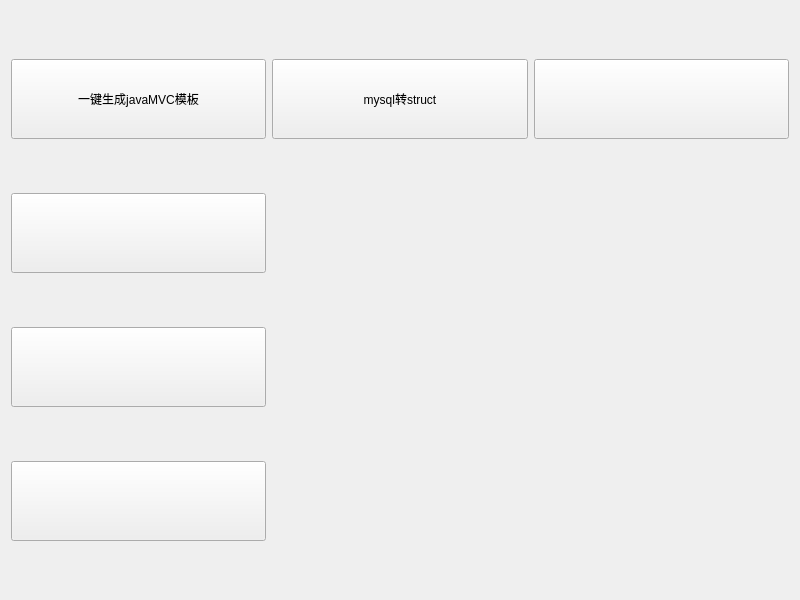
This is toolsmenuwidget.ui in Giousa/GoCommonUtils as Qt 5 draws it before an edit. The edited form follows.
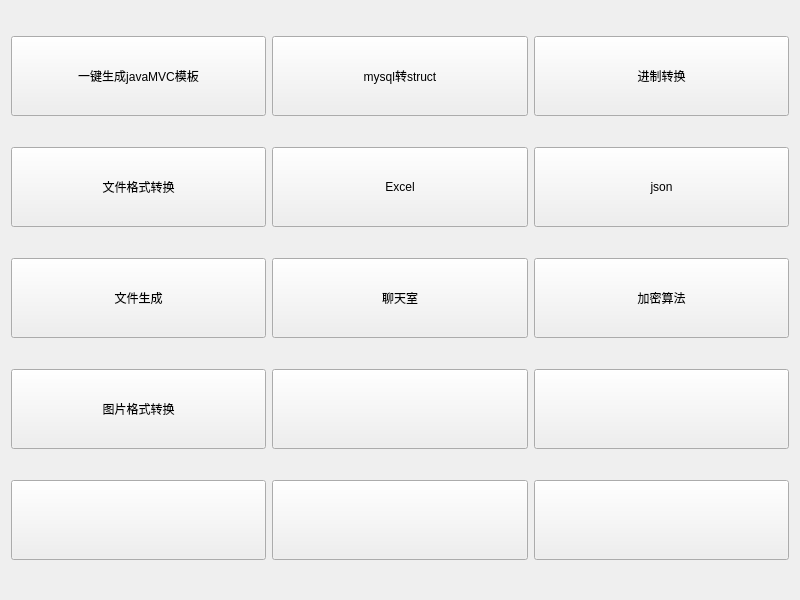
This is the edited form.

Commit message: 主界面按钮

Diff of the .ui file:
```diff
--- a/toolsmenuwidget.ui
+++ b/toolsmenuwidget.ui
@@ -55,7 +55,7 @@
       </size>
      </property>
      <property name="text">
-      <string/>
+      <string>进制转换</string>
      </property>
     </widget>
    </item>
@@ -68,7 +68,33 @@
       </size>
      </property>
      <property name="text">
-      <string/>
+      <string>文件格式转换</string>
+     </property>
+    </widget>
+   </item>
+   <item row="1" column="1">
+    <widget class="QPushButton" name="btnExcel">
+     <property name="minimumSize">
+      <size>
+       <width>240</width>
+       <height>80</height>
+      </size>
+     </property>
+     <property name="text">
+      <string>Excel</string>
+     </property>
+    </widget>
+   </item>
+   <item row="1" column="2">
+    <widget class="QPushButton" name="btnJson">
+     <property name="minimumSize">
+      <size>
+       <width>240</width>
+       <height>80</height>
+      </size>
+     </property>
+     <property name="text">
+      <string>json</string>
      </property>
     </widget>
    </item>
@@ -81,12 +107,103 @@
       </size>
      </property>
      <property name="text">
-      <string/>
+      <string>文件生成</string>
+     </property>
+    </widget>
+   </item>
+   <item row="2" column="1">
+    <widget class="QPushButton" name="btnChat">
+     <property name="minimumSize">
+      <size>
+       <width>240</width>
+       <height>80</height>
+      </size>
+     </property>
+     <property name="text">
+      <string>聊天室</string>
+     </property>
+    </widget>
+   </item>
+   <item row="2" column="2">
+    <widget class="QPushButton" name="btnPassword">
+     <property name="minimumSize">
+      <size>
+       <width>240</width>
+       <height>80</height>
+      </size>
+     </property>
+     <property name="text">
+      <string>加密算法</string>
      </property>
     </widget>
    </item>
    <item row="3" column="0">
-    <widget class="QPushButton" name="pushButton_6">
+    <widget class="QPushButton" name="btnPicFormat">
+     <property name="minimumSize">
+      <size>
+       <width>240</width>
+       <height>80</height>
+      </size>
+     </property>
+     <property name="text">
+      <string>图片格式转换</string>
+     </property>
+    </widget>
+   </item>
+   <item row="3" column="1">
+    <widget class="QPushButton" name="pushButton_11">
+     <property name="minimumSize">
+      <size>
+       <width>240</width>
+       <height>80</height>
+      </size>
+     </property>
+     <property name="text">
+      <string/>
+     </property>
+    </widget>
+   </item>
+   <item row="3" column="2">
+    <widget class="QPushButton" name="pushButton_12">
+     <property name="minimumSize">
+      <size>
+       <width>240</width>
+       <height>80</height>
+      </size>
+     </property>
+     <property name="text">
+      <string/>
+     </property>
+    </widget>
+   </item>
+   <item row="4" column="0">
+    <widget class="QPushButton" name="pushButton_13">
+     <property name="minimumSize">
+      <size>
+       <width>240</width>
+       <height>80</height>
+      </size>
+     </property>
+     <property name="text">
+      <string/>
+     </property>
+    </widget>
+   </item>
+   <item row="4" column="1">
+    <widget class="QPushButton" name="pushButton_14">
+     <property name="minimumSize">
+      <size>
+       <width>240</width>
+       <height>80</height>
+      </size>
+     </property>
+     <property name="text">
+      <string/>
+     </property>
+    </widget>
+   </item>
+   <item row="4" column="2">
+    <widget class="QPushButton" name="pushButton_15">
      <property name="minimumSize">
       <size>
        <width>240</width>
```
Left out of the diff: 6 changed lines with no effect on the pictures. The commit also changes 1 other file.
